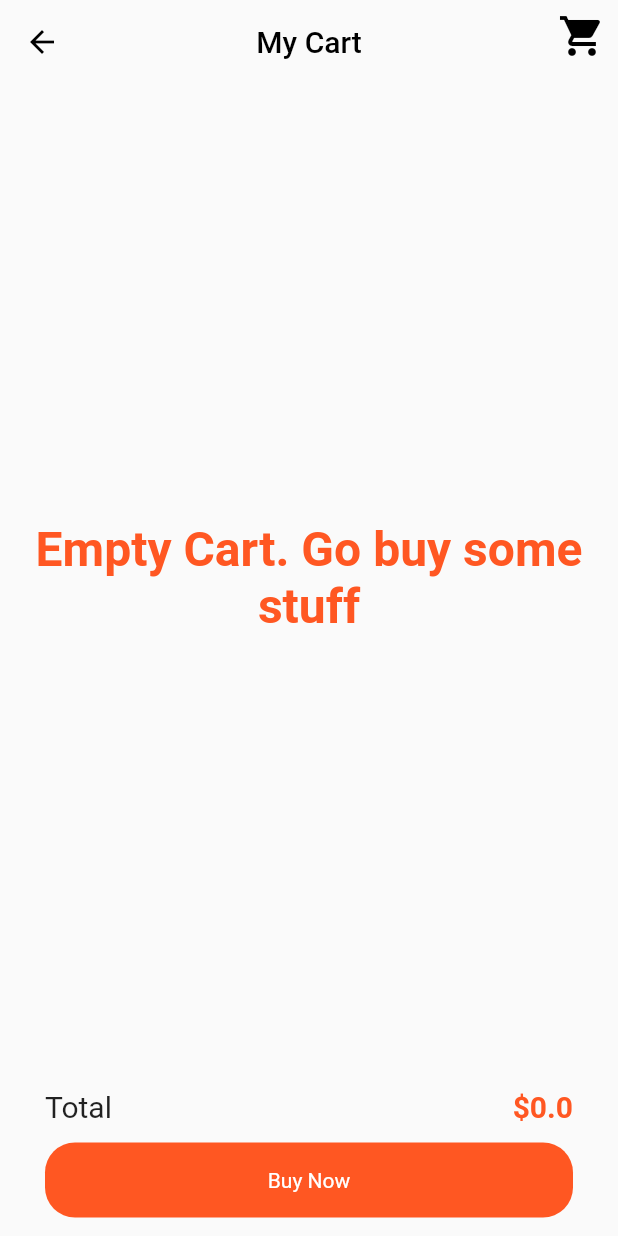
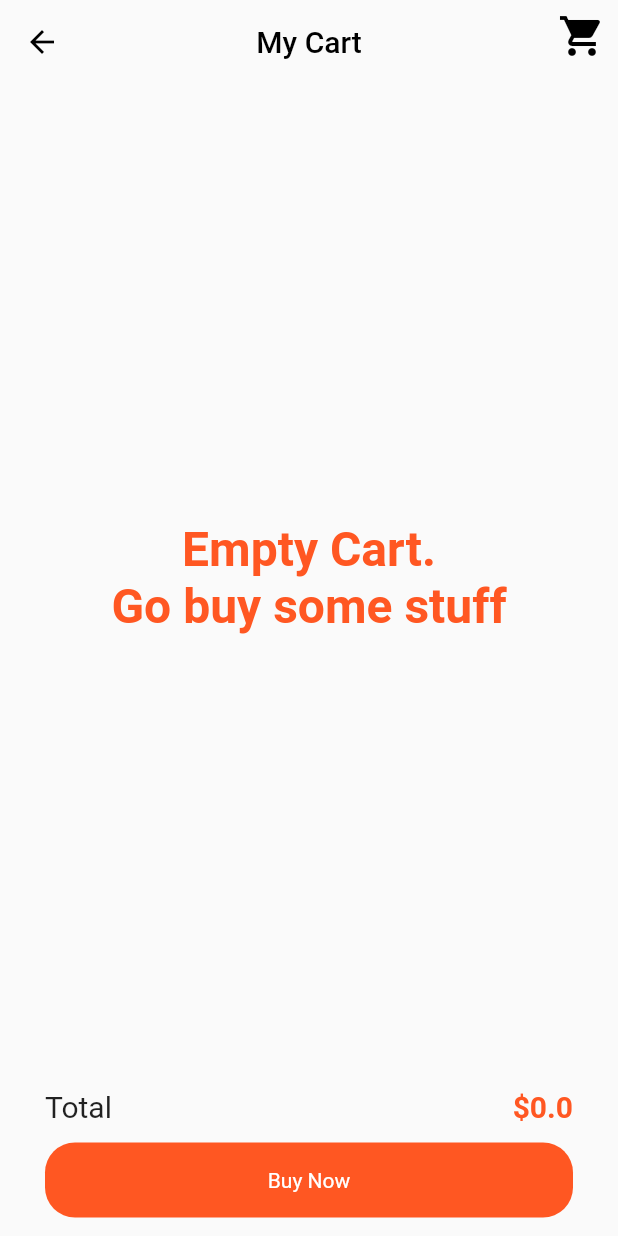
Before and after one commit to hungf1324/provider_ecommerce_app, a Flutter app: the CartPage screen opened by its route, on a phone screen of 412 x 824 dp. Run offline on Flutter 3.47's test engine with Material 2 defaults, Android fonts, the light colour scheme and no system bars.

Commit message:
first commit

```diff
--- a/lib/pages/cart/components/cart_list.dart
+++ b/lib/pages/cart/components/cart_list.dart
@@ -18,7 +18,7 @@ class CartList extends StatelessWidget {
       return itemCount == 0
           ? const Center(
               child: CustomText(
-                text: 'Empty Cart. Go buy some stuff',
+                text: 'Empty Cart.\nGo buy some stuff',
                 textColor: Colors.deepOrange,
                 fontWeight: FontWeight.bold,
                 size: 32,
```
